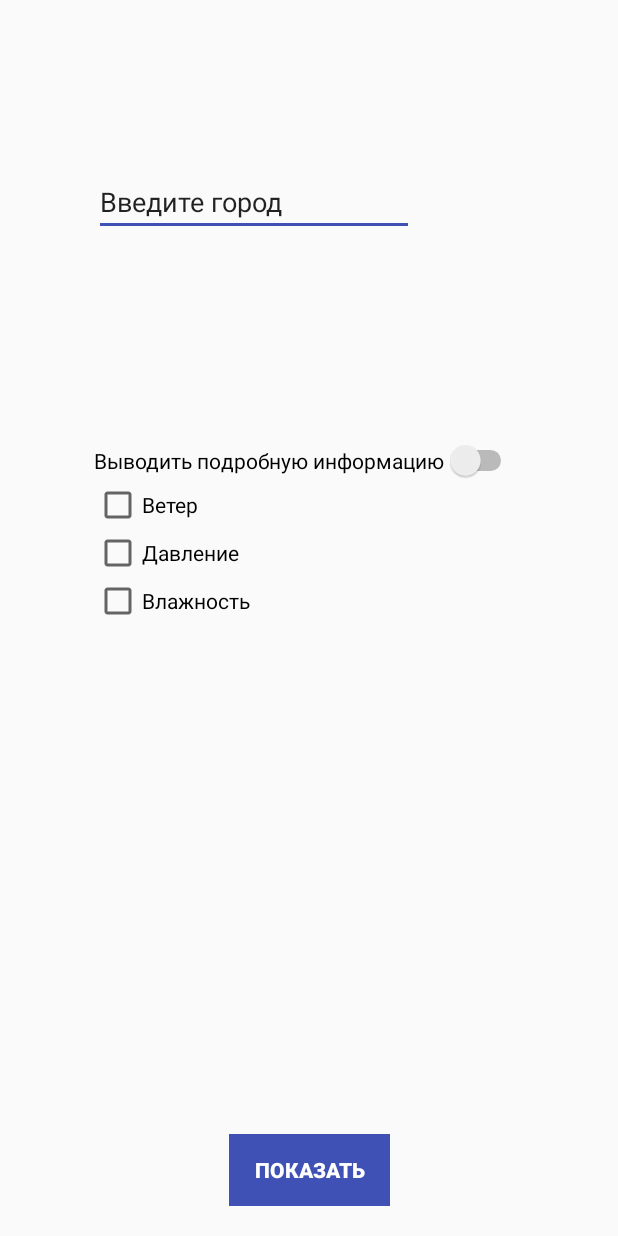
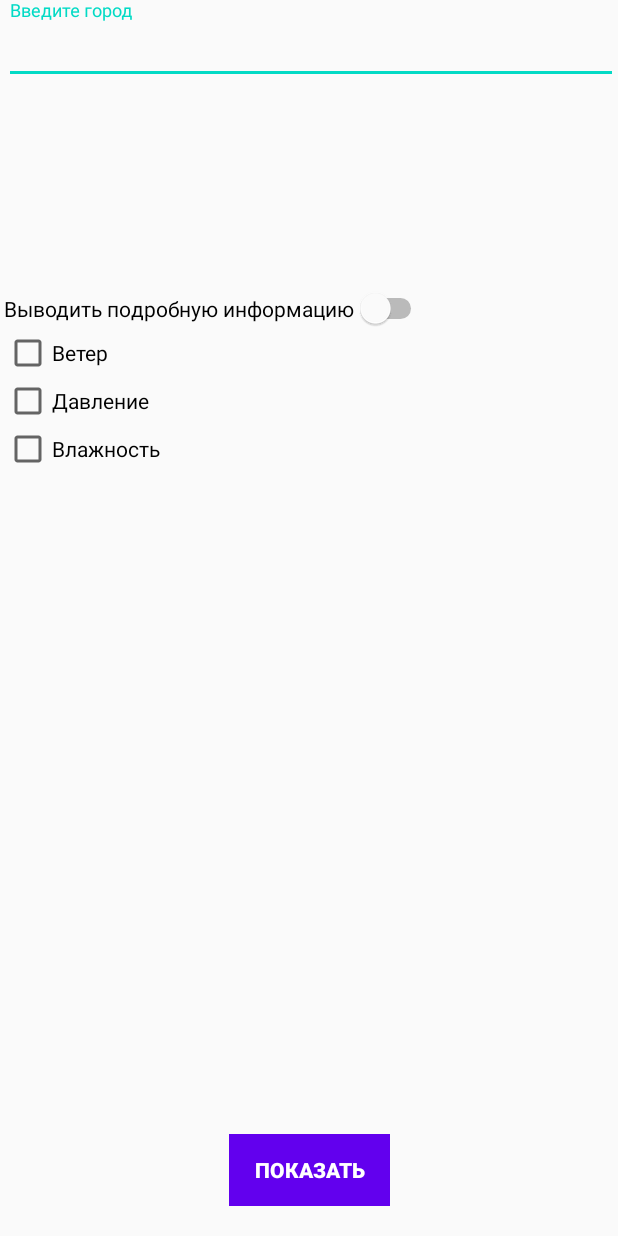
Before and after one commit to lsmn9/HW_1, an Android app: the layout city_choice.xml on its own in the app's theme, with its tools: preview values and no code run, on a phone screen of 412 x 824 dp. Run offline under Robolectric (Android 15) with nearby library versions, the phone set to English and light mode, and no system bars.

Commit message:
Оттработао основные задания на активити выбора города.

```diff
--- a/Android1/HomeWork1/app/src/main/AndroidManifest.xml
+++ b/Android1/HomeWork1/app/src/main/AndroidManifest.xml
@@ -10,7 +10,7 @@
         android:supportsRtl="true"
         android:theme="@style/AppTheme">
         <activity
-            android:name=".MainActivity">
+            android:name=".SecondActivity">
 
             <intent-filter>
                 <action android:name="android.intent.action.MAIN" />
@@ -18,7 +18,7 @@
                 <category android:name="android.intent.category.LAUNCHER" />
             </intent-filter>
         </activity>
-        <activity android:name=".SecondActivity" />
+        <activity android:name=".MainActivity" />
     </application>
 
 </manifest>
--- a/Android1/HomeWork1/app/src/main/java/com/example/hw1/SecondActivity.java
+++ b/Android1/HomeWork1/app/src/main/java/com/example/hw1/SecondActivity.java
@@ -2,13 +2,13 @@ package com.example.hw1;
 
 import android.content.Intent;
 import android.os.Bundle;
-import android.util.Log;
 import android.view.View;
 import android.widget.Button;
-import android.widget.EditText;
-import android.widget.Toast;
 
 import androidx.appcompat.app.AppCompatActivity;
+
+import com.google.android.material.snackbar.Snackbar;
+import com.google.android.material.textfield.TextInputEditText;
 
 public class SecondActivity extends AppCompatActivity implements View.OnClickListener {
 
@@ -28,10 +28,11 @@ public class SecondActivity extends AppCompatActivity implements View.OnClickLis
     @Override
     public void onClick(View view) {
         Intent intent = new Intent(this, MainActivity.class);
-        EditText et = (EditText) findViewById(R.id.cityName);
+        TextInputEditText et = findViewById(R.id.cityName);
         if (et.getText().toString().equals("London"))
         {startActivity(intent);}
-        else Toast.makeText(getApplicationContext(), "Wrong City", Toast.LENGTH_SHORT).show();
+        else Snackbar.make (view, "Wrong City", Snackbar.LENGTH_SHORT).
+                setAction("Action", null).show();
 
     }
 
--- a/Android1/HomeWork1/app/src/main/res/layout/city_choice.xml
+++ b/Android1/HomeWork1/app/src/main/res/layout/city_choice.xml
@@ -6,7 +6,8 @@
     android:layout_width="match_parent"
     android:layout_height="match_parent">
 
-    <Button
+
+    <com.google.android.material.button.MaterialButton
         android:id="@+id/confirmation"
         style="@style/Widget.AppCompat.Button.ButtonBar.AlertDialog"
         android:layout_width="107dp"
@@ -28,31 +29,34 @@
 
     <Switch
         android:id="@+id/full_Info"
+        style="@style/Widget.AppCompat.CompoundButton.Switch"
         android:layout_width="wrap_content"
         android:layout_height="wrap_content"
         android:layout_marginTop="136dp"
         android:text="Выводить подробную информацию"
-        app:layout_constraintStart_toStartOf="@+id/cityName"
-        app:layout_constraintTop_toBottomOf="@+id/cityName" />
+        android:textColor="@android:color/background_dark"
+        app:layout_constraintStart_toStartOf="@+id/cityNameLayout"
+        app:layout_constraintTop_toBottomOf="@+id/cityNameLayout" />
 
-    <EditText
-        android:id="@+id/cityName"
-        android:layout_width="wrap_content"
-        android:layout_height="wrap_content"
-        android:layout_marginTop="112dp"
-        android:layout_marginEnd="136dp"
-        android:backgroundTint="#3F51B5"
-        android:ems="10"
-        android:inputType="textPersonName"
-        android:text="Введите город"
-        app:layout_constraintEnd_toEndOf="parent"
-        app:layout_constraintTop_toTopOf="parent" />
+<!--    <EditText-->
+<!--        android:id="@+id/cityName1"-->
+<!--        android:layout_width="wrap_content"-->
+<!--        android:layout_height="wrap_content"-->
+<!--        android:layout_marginTop="112dp"-->
+<!--        android:layout_marginEnd="136dp"-->
+<!--        android:backgroundTint="#3F51B5"-->
+<!--        android:ems="10"-->
+<!--        android:inputType="textPersonName"-->
+<!--        android:text="Введите город"-->
+<!--        app:layout_constraintEnd_toEndOf="parent"-->
+<!--        app:layout_constraintTop_toTopOf="parent" />-->
 
     <CheckBox
         android:id="@+id/wind"
         android:layout_width="wrap_content"
         android:layout_height="wrap_content"
         android:text="Ветер"
+        android:textColor="@android:color/background_dark"
         app:layout_constraintStart_toStartOf="@+id/full_Info"
         app:layout_constraintTop_toBottomOf="@+id/full_Info" />
 
@@ -61,6 +65,7 @@
         android:layout_width="wrap_content"
         android:layout_height="wrap_content"
         android:text="Давление"
+        android:textColor="@android:color/background_dark"
         app:layout_constraintStart_toStartOf="@+id/wind"
         app:layout_constraintTop_toBottomOf="@+id/wind" />
 
@@ -69,7 +74,27 @@
         android:layout_width="wrap_content"
         android:layout_height="wrap_content"
         android:text="Влажность"
+        android:textColor="@android:color/background_dark"
         app:layout_constraintStart_toStartOf="@+id/pressure"
         app:layout_constraintTop_toBottomOf="@+id/pressure" />
 
+    <com.google.android.material.textfield.TextInputLayout
+        android:id="@+id/cityNameLayout"
+        android:layout_width="409dp"
+        android:layout_height="wrap_content"
+        android:backgroundTint="#3F51B5"
+        android:ems="10"
+        android:textColor="@android:color/background_dark"
+        app:layout_constraintEnd_toEndOf="parent"
+        app:layout_constraintTop_toTopOf="parent">
+
+        <com.google.android.material.textfield.TextInputEditText
+            android:id="@+id/cityName"
+            android:layout_width="match_parent"
+            android:layout_height="wrap_content"
+            android:hint="Введите город"
+            android:textColorHint="@android:color/background_dark"
+            android:textColor="@android:color/background_dark" />
+    </com.google.android.material.textfield.TextInputLayout>
+
 </androidx.constraintlayout.widget.ConstraintLayout>
```
